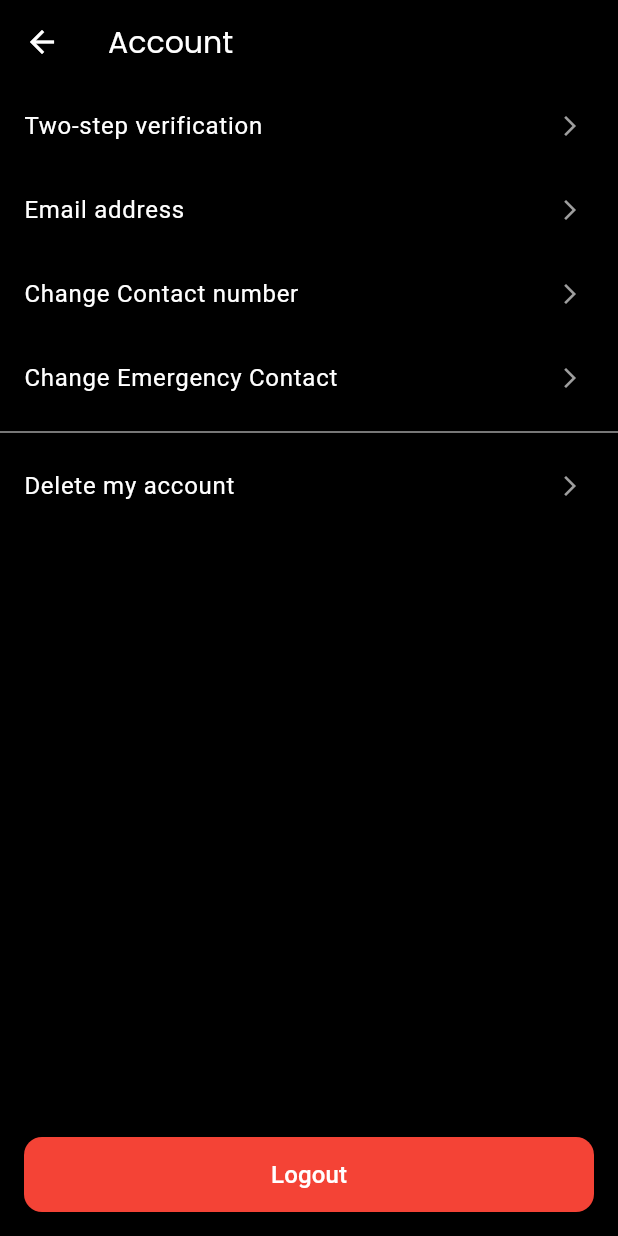
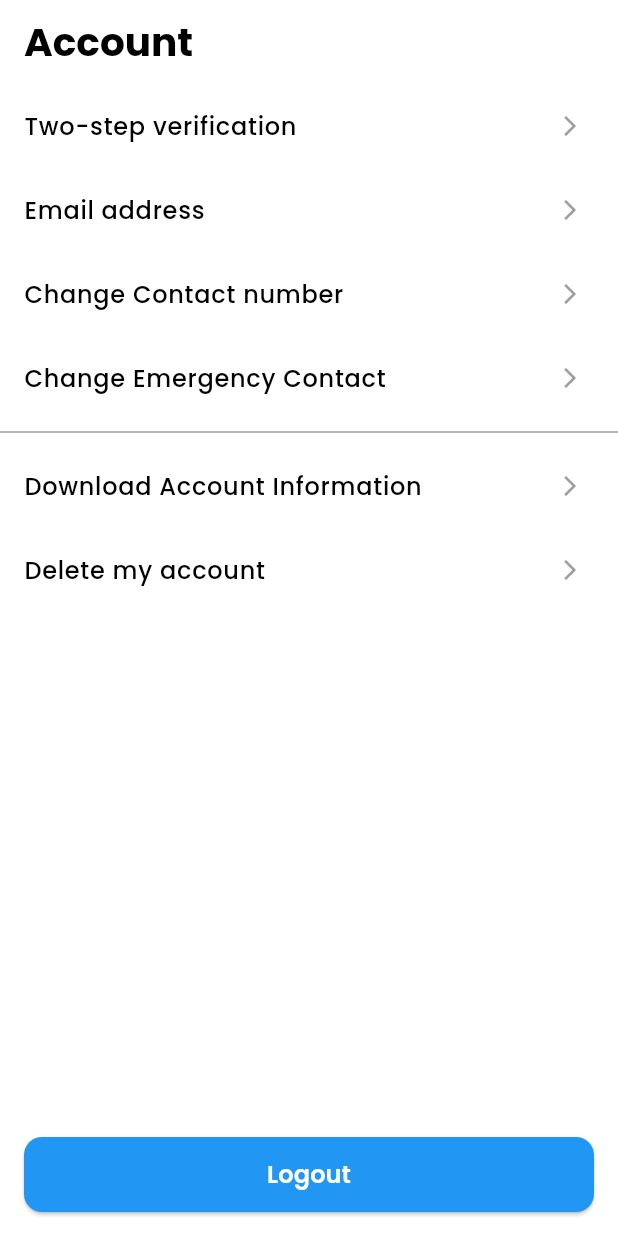
Before and after one commit to sagarshettyy11/SafeZone, a Flutter app: the AccountPage screen opened directly, on a phone screen of 412 x 824 dp. Run offline on Flutter 3.47's test engine with Material 3 defaults, Android fonts, the light colour scheme and no system bars; our stand-ins replace flutter_dotenv, geocoding, geolocator, google_fonts, google_maps_flutter, supabase_flutter; accounts and stored records are empty.

Commit message:
Changes done

```diff
--- a/safezone/lib/features/user_profile.dart
+++ b/safezone/lib/features/user_profile.dart
@@ -150,7 +150,7 @@ class SettingsPage extends StatelessWidget {
         text,
         style: GoogleFonts.poppins(
           fontSize: 16,
-          fontWeight: FontWeight.w500,
+          fontWeight: FontWeight.w600,
           color: Colors.black,
         ),
       ),
--- a/safezone/lib/settings/account_page.dart
+++ b/safezone/lib/settings/account_page.dart
@@ -7,18 +7,18 @@ class AccountPage extends StatelessWidget {
   @override
   Widget build(BuildContext context) {
     return Scaffold(
-      backgroundColor: Colors.black,
+      backgroundColor: Colors.white,
       appBar: AppBar(
         automaticallyImplyLeading: false,
-        backgroundColor: Colors.black,
+        backgroundColor: Colors.white,
         elevation: 0,
-        leading: IconButton(
-          icon: const Icon(Icons.arrow_back, color: Colors.white),
-          onPressed: () => Navigator.pop(context),
-        ),
         title: Text(
           "Account",
-          style: GoogleFonts.poppins(color: Colors.white, fontSize: 20),
+          style: GoogleFonts.poppins(
+            color: Colors.black,
+            fontSize: 26,
+            fontWeight: FontWeight.bold,
+          ),
         ),
         centerTitle: false,
       ),
@@ -32,6 +32,7 @@ class AccountPage extends StatelessWidget {
                 _buildTile(context, "Change Contact number"),
                 _buildTile(context, "Change Emergency Contact"),
                 const Divider(color: Colors.grey),
+                _buildTile(context, "Download Account Information"),
                 _buildTile(context, "Delete my account"),
               ],
             ),
@@ -41,7 +42,7 @@ class AccountPage extends StatelessWidget {
             padding: const EdgeInsets.all(16.0),
             child: ElevatedButton(
               style: ElevatedButton.styleFrom(
-                backgroundColor: Colors.red,
+                backgroundColor: Colors.blue,
                 minimumSize: const Size(double.infinity, 50),
                 shape: RoundedRectangleBorder(
                   borderRadius: BorderRadius.circular(12),
@@ -51,11 +52,15 @@ class AccountPage extends StatelessWidget {
                 ScaffoldMessenger.of(context).showSnackBar(
                   const SnackBar(content: Text("Logged out successfully")),
                 );
-                Navigator.pop(context);
+                Navigator.pushReplacementNamed(context, '/login');
               },
-              child: const Text(
+              child: Text(
                 "Logout",
-                style: TextStyle(color: Colors.white, fontSize: 16),
+                style: GoogleFonts.poppins(
+                  color: Colors.white,
+                  fontSize: 16,
+                  fontWeight: FontWeight.w600,
+                ),
               ),
             ),
           ),
@@ -68,7 +73,11 @@ class AccountPage extends StatelessWidget {
     return ListTile(
       title: Text(
         title,
-        style: const TextStyle(color: Colors.white, fontSize: 16),
+        style: GoogleFonts.poppins(
+          color: Colors.black,
+          fontSize: 16,
+          fontWeight: FontWeight.w500,
+        ),
       ),
       trailing: const Icon(
         Icons.arrow_forward_ios,
--- a/safezone/lib/settings/invite_friend.dart
+++ b/safezone/lib/settings/invite_friend.dart
@@ -9,6 +9,7 @@ class InviteFriendPage extends StatelessWidget {
     return Scaffold(
       backgroundColor: Colors.black,
       appBar: AppBar(
+        automaticallyImplyLeading: false,
         backgroundColor: Colors.black,
         elevation: 0,
         title: Text(
```
Also changed, not shown: safezone/lib/settings/help_page.dart (+6 -2 lines), safezone/lib/settings/notification.dart (+9 -2 lines).
